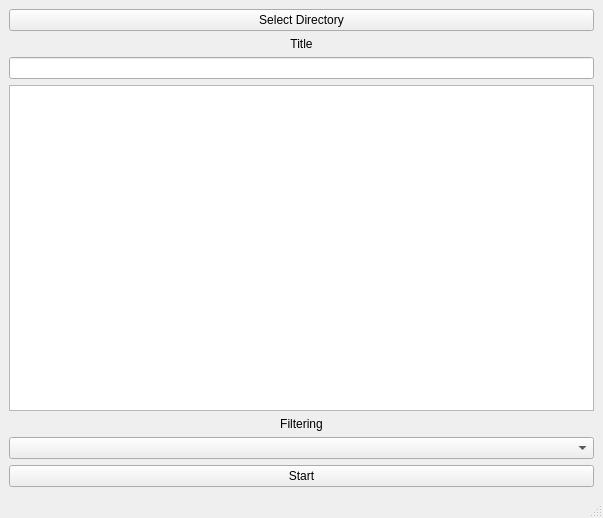
Motorscooter/DataAnalyzer, file LinearReader/Mainwindow.ui: the form before one commit.
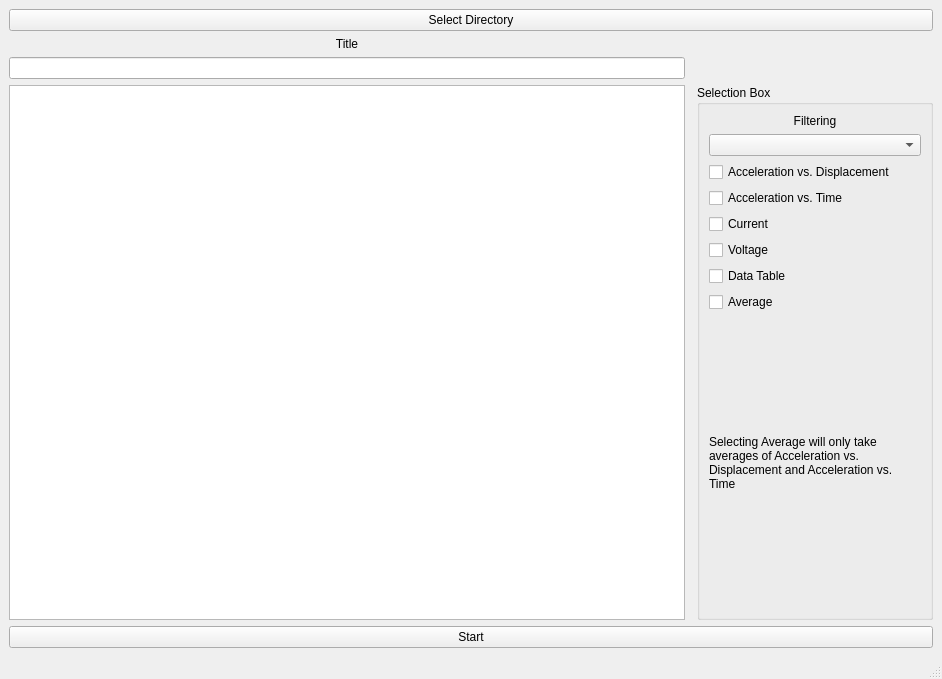
The form after the commit.

```diff
--- a/LinearReader/Mainwindow.ui
+++ b/LinearReader/Mainwindow.ui
@@ -6,24 +6,83 @@
    <rect>
     <x>0</x>
     <y>0</y>
-    <width>603</width>
-    <height>518</height>
+    <width>942</width>
+    <height>679</height>
    </rect>
   </property>
+  <property name="sizePolicy">
+   <sizepolicy hsizetype="Expanding" vsizetype="Expanding">
+    <horstretch>0</horstretch>
+    <verstretch>0</verstretch>
+   </sizepolicy>
+  </property>
   <property name="windowTitle">
    <string>Test Bay Analyzer</string>
   </property>
+  <property name="toolTipDuration">
+   <number>0</number>
+  </property>
+  <property name="autoFillBackground">
+   <bool>true</bool>
+  </property>
   <widget class="QWidget" name="centralwidget">
-   <layout class="QVBoxLayout" name="verticalLayout">
-    <item>
+   <layout class="QGridLayout" name="gridLayout_2">
+    <item row="4" column="0" colspan="3">
+     <widget class="QPushButton" name="graphbtn">
+      <property name="sizePolicy">
+       <sizepolicy hsizetype="Expanding" vsizetype="Fixed">
+        <horstretch>0</horstretch>
+        <verstretch>0</verstretch>
+       </sizepolicy>
+      </property>
+      <property name="text">
+       <string>Start</string>
+      </property>
+     </widget>
+    </item>
+    <item row="3" column="0">
+     <widget class="QTableWidget" name="tableWidget">
+      <property name="sizePolicy">
+       <sizepolicy hsizetype="Expanding" vsizetype="Expanding">
+        <horstretch>0</horstretch>
+        <verstretch>0</verstretch>
+       </sizepolicy>
+      </property>
+      <property name="autoScroll">
+       <bool>true</bool>
+      </property>
+     </widget>
+    </item>
+    <item row="2" column="0">
+     <widget class="QLineEdit" name="titlebox"/>
+    </item>
+    <item row="0" column="0" colspan="3">
      <widget class="QPushButton" name="openFile">
+      <property name="sizePolicy">
+       <sizepolicy hsizetype="Expanding" vsizetype="Fixed">
+        <horstretch>0</horstretch>
+        <verstretch>0</verstretch>
+       </sizepolicy>
+      </property>
       <property name="text">
        <string>Select Directory</string>
       </property>
      </widget>
     </item>
-    <item>
+    <item row="1" column="0">
      <widget class="QLabel" name="label_2">
+      <property name="sizePolicy">
+       <sizepolicy hsizetype="Expanding" vsizetype="Fixed">
+        <horstretch>0</horstretch>
+        <verstretch>0</verstretch>
+       </sizepolicy>
+      </property>
+      <property name="minimumSize">
+       <size>
+        <width>676</width>
+        <height>0</height>
+       </size>
+      </property>
       <property name="text">
        <string>Title</string>
       </property>
@@ -32,34 +91,93 @@
       </property>
      </widget>
     </item>
-    <item>
-     <widget class="QLineEdit" name="titlebox"/>
-    </item>
-    <item>
-     <widget class="QTableWidget" name="tableWidget">
-      <property name="autoScroll">
+    <item row="3" column="2">
+     <widget class="QGroupBox" name="groupBox">
+      <property name="enabled">
        <bool>true</bool>
       </property>
-     </widget>
-    </item>
-    <item>
-     <widget class="QLabel" name="label">
-      <property name="text">
-       <string>Filtering</string>
+      <property name="sizePolicy">
+       <sizepolicy hsizetype="Expanding" vsizetype="Preferred">
+        <horstretch>0</horstretch>
+        <verstretch>0</verstretch>
+       </sizepolicy>
       </property>
-      <property name="alignment">
-       <set>Qt::AlignCenter</set>
+      <property name="title">
+       <string>Selection Box</string>
       </property>
-     </widget>
-    </item>
-    <item>
-     <widget class="QComboBox" name="filterBox"/>
-    </item>
-    <item>
-     <widget class="QPushButton" name="graphbtn">
-      <property name="text">
-       <string>Start</string>
-      </property>
+      <layout class="QGridLayout" name="gridLayout">
+       <item row="11" column="0">
+        <widget class="QCheckBox" name="dataTable">
+         <property name="text">
+          <string>Data Table</string>
+         </property>
+        </widget>
+       </item>
+       <item row="13" column="0">
+        <widget class="QLabel" name="label_3">
+         <property name="text">
+          <string>Selecting Average will only take averages of Acceleration vs. Displacement and Acceleration vs. Time</string>
+         </property>
+         <property name="wordWrap">
+          <bool>true</bool>
+         </property>
+        </widget>
+       </item>
+       <item row="8" column="0">
+        <widget class="QCheckBox" name="current">
+         <property name="text">
+          <string>Current</string>
+         </property>
+        </widget>
+       </item>
+       <item row="10" column="0">
+        <widget class="QCheckBox" name="voltage">
+         <property name="text">
+          <string>Voltage</string>
+         </property>
+        </widget>
+       </item>
+       <item row="3" column="0">
+        <widget class="QComboBox" name="filterBox"/>
+       </item>
+       <item row="12" column="0">
+        <widget class="QCheckBox" name="average">
+         <property name="text">
+          <string>Average</string>
+         </property>
+        </widget>
+       </item>
+       <item row="7" column="0">
+        <widget class="QCheckBox" name="accelvtime">
+         <property name="text">
+          <string>Acceleration vs. Time</string>
+         </property>
+        </widget>
+       </item>
+       <item row="6" column="0">
+        <widget class="QCheckBox" name="accelvdisp">
+         <property name="text">
+          <string>Acceleration vs. Displacement</string>
+         </property>
+        </widget>
+       </item>
+       <item row="2" column="0">
+        <widget class="QLabel" name="label">
+         <property name="sizePolicy">
+          <sizepolicy hsizetype="Preferred" vsizetype="Fixed">
+           <horstretch>0</horstretch>
+           <verstretch>0</verstretch>
+          </sizepolicy>
+         </property>
+         <property name="text">
+          <string>Filtering</string>
+         </property>
+         <property name="alignment">
+          <set>Qt::AlignCenter</set>
+         </property>
+        </widget>
+       </item>
+      </layout>
      </widget>
     </item>
    </layout>
```
